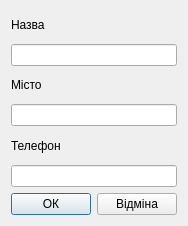
CreatorBooMGit/SShop, file AddProviderDialog.ui: the form before one commit.
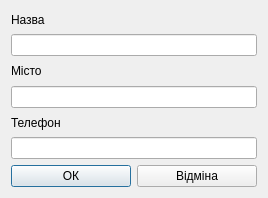
The form after the commit. Icons and pictures are not drawn.

```diff
--- a/AddProviderDialog.ui
+++ b/AddProviderDialog.ui
@@ -6,8 +6,8 @@
    <rect>
     <x>0</x>
     <y>0</y>
-    <width>186</width>
-    <height>226</height>
+    <width>266</width>
+    <height>198</height>
    </rect>
   </property>
   <property name="windowTitle">
@@ -45,6 +45,18 @@
     <layout class="QHBoxLayout" name="horizontalLayout">
      <item>
       <widget class="QPushButton" name="OKButton">
+       <property name="minimumSize">
+        <size>
+         <width>120</width>
+         <height>0</height>
+        </size>
+       </property>
+       <property name="maximumSize">
+        <size>
+         <width>120</width>
+         <height>16777215</height>
+        </size>
+       </property>
        <property name="text">
         <string>ОК</string>
        </property>
@@ -52,6 +64,18 @@
      </item>
      <item>
       <widget class="QPushButton" name="cancelButton">
+       <property name="minimumSize">
+        <size>
+         <width>120</width>
+         <height>0</height>
+        </size>
+       </property>
+       <property name="maximumSize">
+        <size>
+         <width>120</width>
+         <height>16777215</height>
+        </size>
+       </property>
        <property name="text">
         <string>Відміна</string>
        </property>
```
